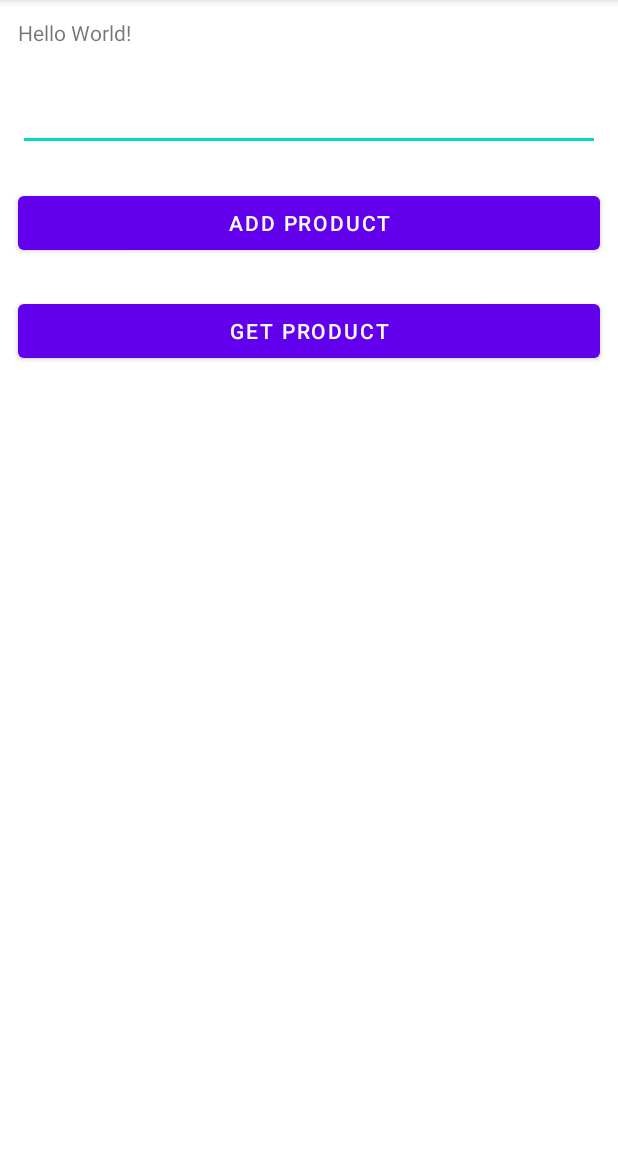
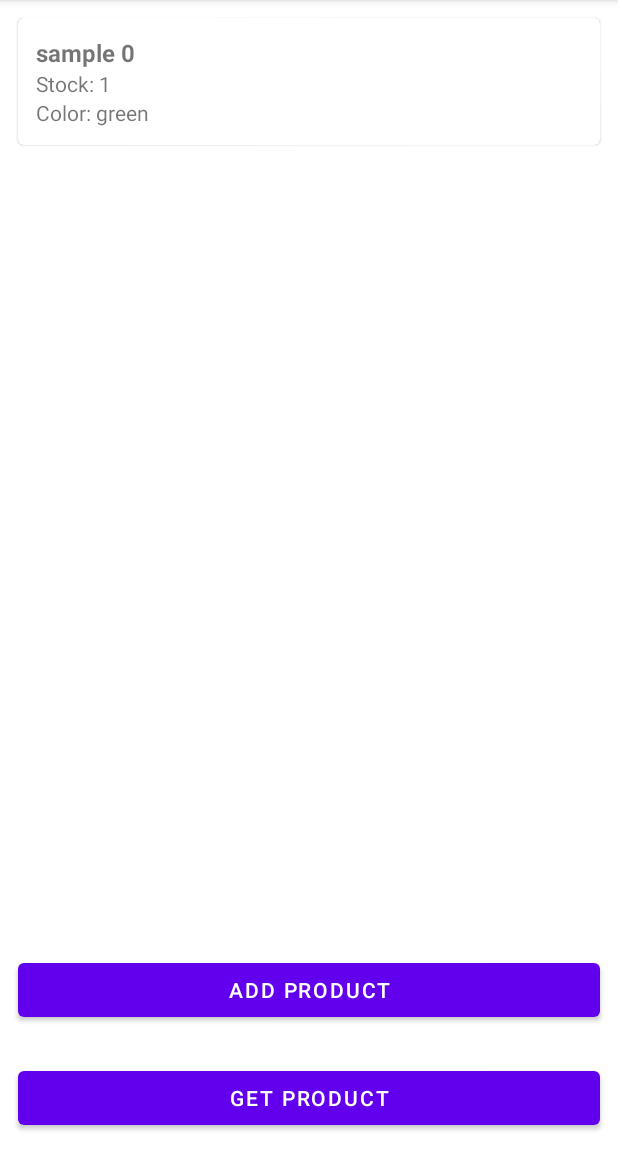
Before and after one commit to utsmannn/room-android-binar, an Android app: the screen it shows after launch (MainActivity), after a tap on "ADD PRODUCT", on a phone screen of 412 x 824 dp, the part 84-1236 px from its top. Run offline under Robolectric (Android 15) with nearby library versions, the phone set to English and light mode, and no system bars; our stand-ins replace Room's generated code.

Commit message:
add recyclerview

```diff
--- a/app/src/main/java/com/utsman/roombinar/DatabaseHelper.kt
+++ b/app/src/main/java/com/utsman/roombinar/DatabaseHelper.kt
@@ -27,7 +27,7 @@ class DatabaseHelper(private val context: Context) {
         return@withContext productDao.getProductById(id)
     }
 
-    fun addProduct(product: Product) = GlobalScope.launch {
+    suspend fun addProduct(product: Product) = withContext(Dispatchers.IO) {
         productDao.addProduct(product)
     }
 
--- a/app/src/main/java/com/utsman/roombinar/MainActivity.kt
+++ b/app/src/main/java/com/utsman/roombinar/MainActivity.kt
@@ -6,6 +6,8 @@ import android.util.Log
 import android.widget.Button
 import android.widget.EditText
 import android.widget.TextView
+import androidx.recyclerview.widget.LinearLayoutManager
+import androidx.recyclerview.widget.RecyclerView
 import com.utsman.roombinar.entity.Product
 import kotlinx.coroutines.MainScope
 import kotlinx.coroutines.launch
@@ -14,10 +16,13 @@ class MainActivity : AppCompatActivity() {
 
     private val TAG = "LOG_MAIN_DATABASE"
 
-    private val tvResult: TextView by lazy { findViewById(R.id.tv_result) }
-    private val etProduct: EditText by lazy { findViewById(R.id.et_product) }
+    private val rvProduct: RecyclerView by lazy { findViewById(R.id.rv_product) }
     private val btnAddProduct: Button by lazy { findViewById(R.id.btn_add_product) }
     private val btnGetProduct: Button by lazy { findViewById(R.id.btn_get_product) }
+
+    private val productAdapter: ProductAdapter by lazy { ProductAdapter() }
+
+    private var counter = 0
 
     override fun onCreate(savedInstanceState: Bundle?) {
         super.onCreate(savedInstanceState)
@@ -25,8 +30,11 @@ class MainActivity : AppCompatActivity() {
 
         val databaseHelper = DatabaseHelper(this)
 
+        rvProduct.layoutManager = LinearLayoutManager(this)
+        rvProduct.adapter = productAdapter
+
         btnAddProduct.setOnClickListener {
-            val productName = etProduct.text.toString()
+            val productName = "sample $counter"
             val product = Product(
                 id = null,
                 name = productName,
@@ -34,20 +42,24 @@ class MainActivity : AppCompatActivity() {
                 color = "green"
             )
 
-            databaseHelper.addProduct(product)
-        }
+            MainScope().launch {
+                databaseHelper.addProduct(product)
+                counter += 1
 
-        btnGetProduct.setOnClickListener {
-            MainScope().launch {
-                val dataProduct = databaseHelper.getProducts()
-                val dataProductById = databaseHelper.getProductById(3)
-
-                val productCount = dataProduct.size
-                tvResult.text = dataProductById.name
-
-                Log.d(TAG, "onCreate: $dataProduct")
+                val products = databaseHelper.getProducts()
+                println("products====")
+                println(products)
+                runOnUiThread {
+                    productAdapter.addProduct(products)
+                }
             }
         }
 
+        /*btnGetProduct.setOnClickListener {
+            MainScope().launch {
+
+            }
+        }*/
+
     }
 }
--- /dev/null
+++ b/app/src/main/java/com/utsman/roombinar/ProductAdapter.kt
@@ -0,0 +1,46 @@
+package com.utsman.roombinar
+
+import android.view.LayoutInflater
+import android.view.View
+import android.view.ViewGroup
+import android.widget.TextView
+import androidx.recyclerview.widget.RecyclerView
+import com.utsman.roombinar.entity.Product
+
+class ProductAdapter : RecyclerView.Adapter<ProductAdapter.ProductViewHolder>() {
+
+    private val productList: MutableList<Product> = mutableListOf()
+
+    inner class ProductViewHolder(view: View) : RecyclerView.ViewHolder(view) {
+        fun bind(product: Product) = itemView.run {
+            val tvItemTitle: TextView = findViewById(R.id.tv_item_title)
+            val tvItemStock: TextView = findViewById(R.id.tv_item_stock)
+            val tvItemColor: TextView = findViewById(R.id.tv_item_color)
+
+            tvItemTitle.text = product.name
+            tvItemStock.text = "Stock: ${product.stock}"
+            tvItemColor.text = "Color: ${product.color}"
+        }
+    }
+
+    fun addProduct(products: List<Product>) {
+        productList.clear()
+        productList.addAll(products)
+        notifyDataSetChanged()
+    }
+
+    override fun onCreateViewHolder(parent: ViewGroup, viewType: Int): ProductViewHolder {
+        val context = parent.context
+        val itemView = LayoutInflater.from(context).inflate(R.layout.item_product, parent, false)
+        return ProductViewHolder(itemView)
+    }
+
+    override fun onBindViewHolder(holder: ProductViewHolder, position: Int) {
+        val item = productList[position]
+        holder.bind(item)
+    }
+
+    override fun getItemCount(): Int {
+        return productList.size
+    }
+}
--- a/app/src/main/res/layout/activity_main.xml
+++ b/app/src/main/res/layout/activity_main.xml
@@ -1,37 +1,31 @@
 <?xml version="1.0" encoding="utf-8"?>
-<LinearLayout
-    android:orientation="vertical" xmlns:android="http://schemas.android.com/apk/res/android"
-    xmlns:app="http://schemas.android.com/apk/res-auto"
+<LinearLayout xmlns:android="http://schemas.android.com/apk/res/android"
     xmlns:tools="http://schemas.android.com/tools"
     android:layout_width="match_parent"
     android:layout_height="match_parent"
+    android:orientation="vertical"
     tools:context=".MainActivity">
 
-    <TextView
-        android:layout_width="wrap_content"
-        android:layout_height="wrap_content"
-        android:text="Hello World!"
-        android:layout_margin="12dp"
-        android:id="@+id/tv_result" />
+    <androidx.recyclerview.widget.RecyclerView
+        android:id="@+id/rv_product"
+        android:layout_width="match_parent"
+        android:layout_height="0dp"
+        android:layout_weight="1"
+        android:clipToPadding="false"
+        android:padding="6dp" />
 
-    <EditText
+    <Button
+        android:id="@+id/btn_add_product"
         android:layout_width="match_parent"
         android:layout_height="wrap_content"
         android:layout_margin="12dp"
-        android:id="@+id/et_product"/>
+        android:text="Add product" />
 
     <Button
+        android:id="@+id/btn_get_product"
         android:layout_width="match_parent"
         android:layout_height="wrap_content"
         android:layout_margin="12dp"
-        android:text="Add product"
-        android:id="@+id/btn_add_product"/>
-
-    <Button
-        android:layout_width="match_parent"
-        android:layout_height="wrap_content"
-        android:layout_margin="12dp"
-        android:text="get product"
-        android:id="@+id/btn_get_product"/>
+        android:text="Get product" />
 
 </LinearLayout>
--- /dev/null
+++ b/app/src/main/res/layout/item_product.xml
@@ -0,0 +1,36 @@
+<?xml version="1.0" encoding="utf-8"?>
+<com.google.android.material.card.MaterialCardView xmlns:android="http://schemas.android.com/apk/res/android"
+    android:layout_width="match_parent"
+    android:layout_height="wrap_content"
+    xmlns:tools="http://schemas.android.com/tools"
+    android:layout_margin="6dp">
+
+    <LinearLayout
+        android:layout_width="match_parent"
+        android:layout_height="wrap_content"
+        android:orientation="vertical"
+        android:padding="12dp">
+
+        <TextView
+            android:layout_width="wrap_content"
+            android:layout_height="wrap_content"
+            android:textStyle="bold"
+            tools:text="title"
+            android:id="@+id/tv_item_title"
+            android:textSize="16sp"/>
+
+        <TextView
+            android:layout_width="wrap_content"
+            android:layout_height="wrap_content"
+            android:id="@+id/tv_item_stock"
+            tools:text="stock"/>
+
+        <TextView
+            android:layout_width="wrap_content"
+            android:layout_height="wrap_content"
+            android:id="@+id/tv_item_color"
+            tools:text="color"/>
+
+    </LinearLayout>
+
+</com.google.android.material.card.MaterialCardView>
```
